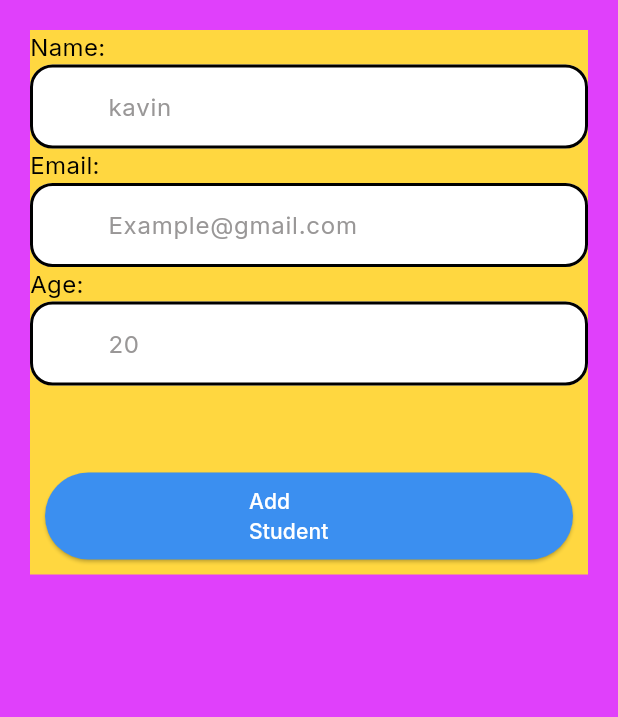
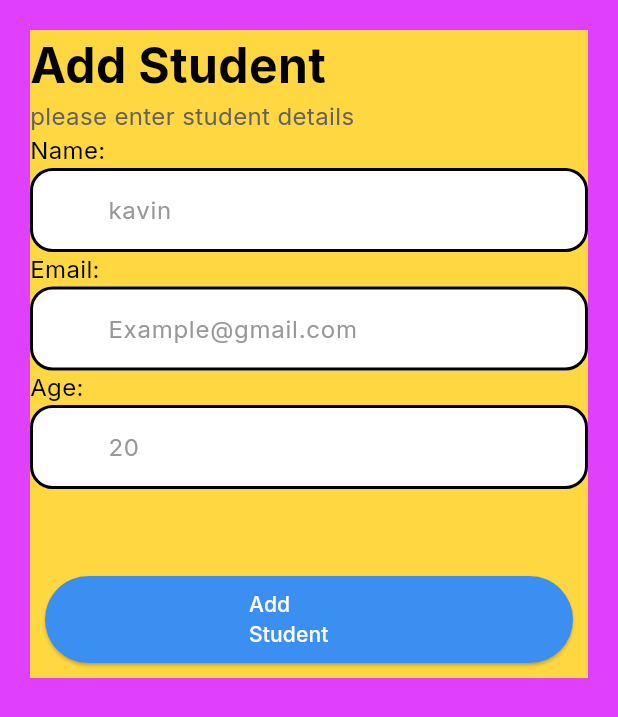
Before and after one commit to FathimaShums/stateful_lesson, a Flutter app: the screen it shows after launch, after a tap on "Add Student", on a phone screen of 412 x 824 dp. Shown: the top 717 px of the screen. Run offline on Flutter 3.47's test engine with Material 3 defaults, Android fonts, the phone set to English and light mode, and no system bars.

```diff
--- a/lib/displayform.dart
+++ b/lib/displayform.dart
@@ -8,7 +8,8 @@ import 'package:stateful_lesson/models/students.dart';
 import 'package:stateful_lesson/singleinputfield.dart';
 
 class displayform extends StatefulWidget {
-  const displayform({super.key});
+  const displayform({super.key, required this.thestudentlist});
+  final List<Students> thestudentlist;
 
   @override
   State<displayform> createState() => _displayformState();
@@ -29,9 +30,14 @@ class _displayformState extends State<displayform> {
         int.parse(_ageController.text),
       );
 
-      // Optional: Print the student object to console
       print(
-          'Student Created: Name: ${student.name}, Age: ${student.age}, Email: ${student.email}');
+          'Student Created: Name: ${student.name}, Email: ${student.email},, Age: ${student.age}');
+      widget.thestudentlist.add(student);
+      // Print list details to the console (optional)
+      for (var astudent in widget.thestudentlist) {
+        print(
+            'Name: ${astudent.name}, Email:${astudent.email},Age: ${astudent.age}');
+      }
 
       // Clear the input fields after submission
       _nameController.clear();
@@ -55,6 +61,9 @@ class _displayformState extends State<displayform> {
                 mainAxisAlignment: MainAxisAlignment.spaceEvenly,
                 children: [
                   Container(
+                    child: forminfo(),
+                  ),
+                  Container(
                       margin: EdgeInsets.fromLTRB(0, 0, 0, 48),
                       child: Form(
                         key: _formKey,
@@ -65,17 +74,6 @@ class _displayformState extends State<displayform> {
                               thehinttext: "kavin",
                               thecontroller: _nameController,
                             ),
-                            // Replace setofinputfields() with actual input fields
-                            // TextFormField(
-                            //   controller: _nameController,
-                            //   decoration: InputDecoration(labelText: 'Name'),
-                            //   validator: (value) {
-                            //     if (value == null || value.isEmpty) {
-                            //       return 'Please enter a name';
-                            //     }
-                            //     return null;
-                            //   },
-                            // ),
                             singleinputfield(
                                 theTitle: "Email:",
                                 thehinttext: "Example@gmail.com",
@@ -84,28 +82,6 @@ class _displayformState extends State<displayform> {
                                 theTitle: "Age:",
                                 thehinttext: "20",
                                 thecontroller: _ageController),
-
-                            // TextFormField(
-                            //   controller: _emailController,
-                            //   decoration: InputDecoration(labelText: 'Email'),
-                            //   validator: (value) {
-                            //     if (value == null || value.isEmpty) {
-                            //       return 'Please enter an email';
-                            //     }
-                            //     return null;
-                            //   },
-                            // ),
-                            // TextFormField(
-                            //   controller: _ageController,
-                            //   decoration: InputDecoration(labelText: 'Age'),
-                            //   keyboardType: TextInputType.number,
-                            //   validator: (value) {
-                            //     if (value == null || value.isEmpty) {
-                            //       return 'Please enter an age';
-                            //     }
-                            //     return null;
-                            //   },
-                            // ),
                           ],
                         ),
                       )),
--- a/lib/main.dart
+++ b/lib/main.dart
@@ -4,12 +4,12 @@ import 'package:stateful_lesson/custombutton.dart';
 import 'package:stateful_lesson/displayform.dart';
 
 import 'package:stateful_lesson/forminfo.dart';
-import 'package:stateful_lesson/landing.dart';
-import 'package:stateful_lesson/myHome.dart';
+import 'package:stateful_lesson/models/students.dart';
+
 import 'package:stateful_lesson/myinputtitle.dart';
-import 'package:stateful_lesson/thefigmascreen.dart';
 
 void main() {
+  List<Students> thestudentlist = [];
   runApp(const MyApp());
 }
 
@@ -42,7 +42,9 @@ class MyApp extends StatelessWidget {
         colorScheme: ColorScheme.fromSeed(seedColor: Colors.white),
         useMaterial3: true,
       ),
-      home: displayform(),
+      home: displayform(
+        thestudentlist: [],
+      ),
       debugShowCheckedModeBanner: false,
     );
   }
```
Also changed, not shown: lib/babycolumone.dart (+31 -52 lines), lib/landing.dart (deleted, +0 -15 lines), lib/myHome.dart (deleted, +0 -124 lines), lib/new.dart (deleted, +0 -176 lines), lib/thefigmascreen.dart (deleted, +0 -47 lines).
